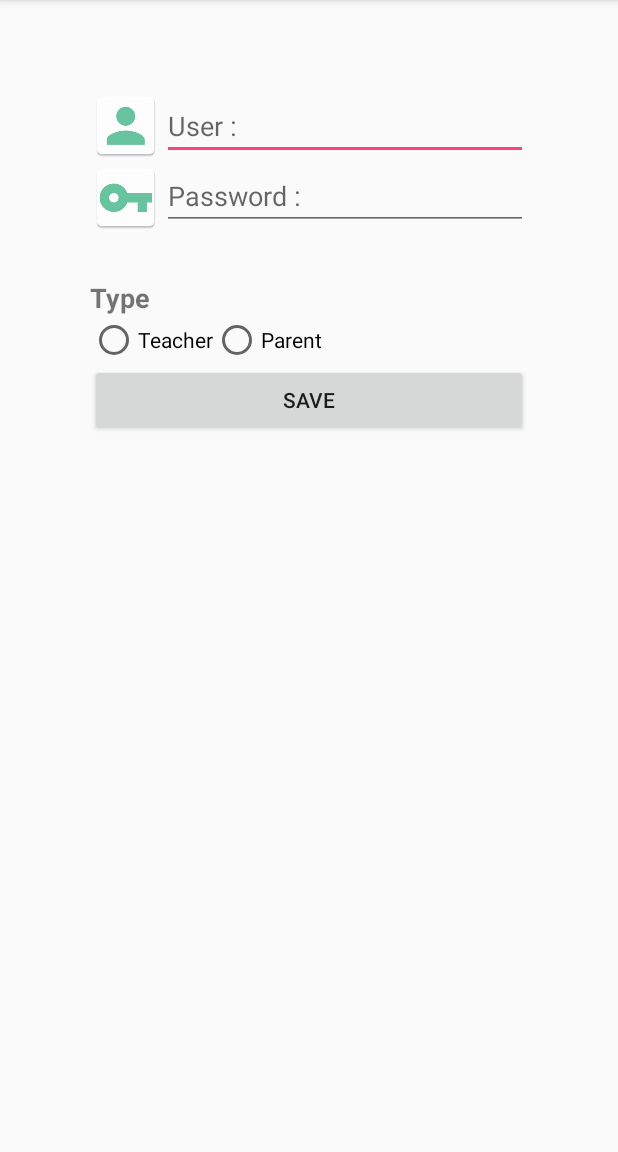
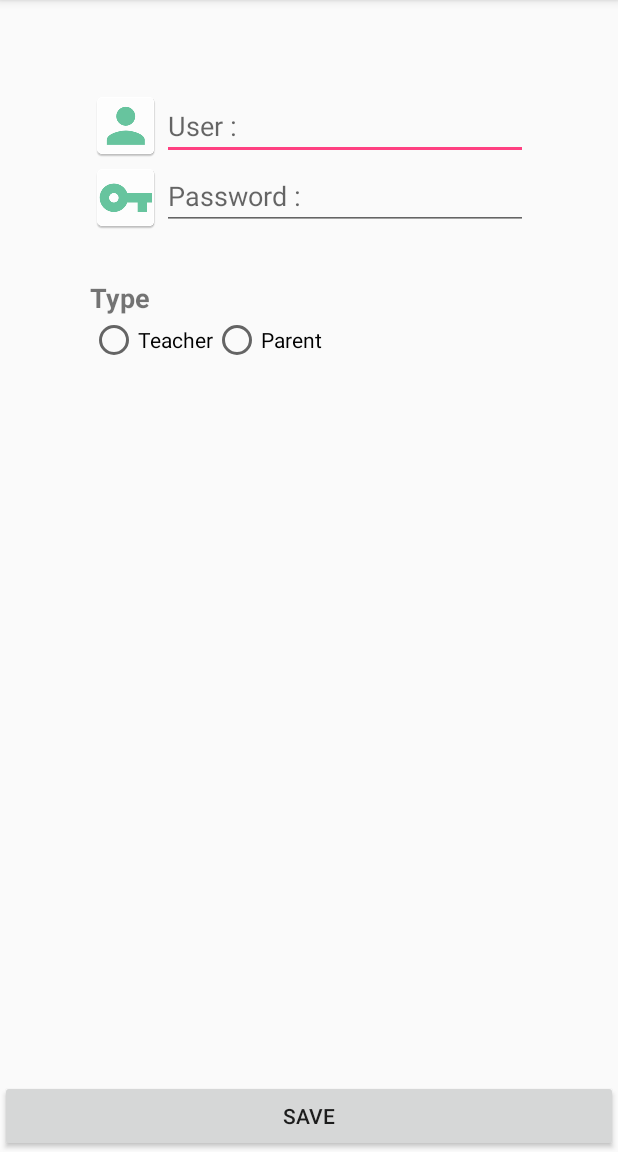
Before and after one commit to pichanan/ADHDform, an Android app: the RegisterActivity screen opened directly, with no data from a screen before it, on a phone screen of 412 x 824 dp, the part 84-1236 px from its top. Run offline under Robolectric (Android 15) with nearby library versions, the phone set to English and light mode, and no system bars.

Commit message:
desing step 3 add new register

```diff
--- a/app/src/main/res/layout/activity_register.xml
+++ b/app/src/main/res/layout/activity_register.xml
@@ -108,12 +108,7 @@
 
             </RadioGroup>
 
-            <Button
 
-                android:id="@+id/btnSave"
-                android:text="@string/save"
-                android:layout_width="match_parent"
-                android:layout_height="wrap_content" />
 
 
 
@@ -121,5 +116,13 @@
         </LinearLayout>
 
 
+    <Button
+        android:layout_alignParentBottom="true"
+        android:id="@+id/btnSave"
+        android:text="@string/save"
+        android:layout_width="match_parent"
+        android:layout_height="wrap_content" />
+
+
 
 </RelativeLayout>
```
